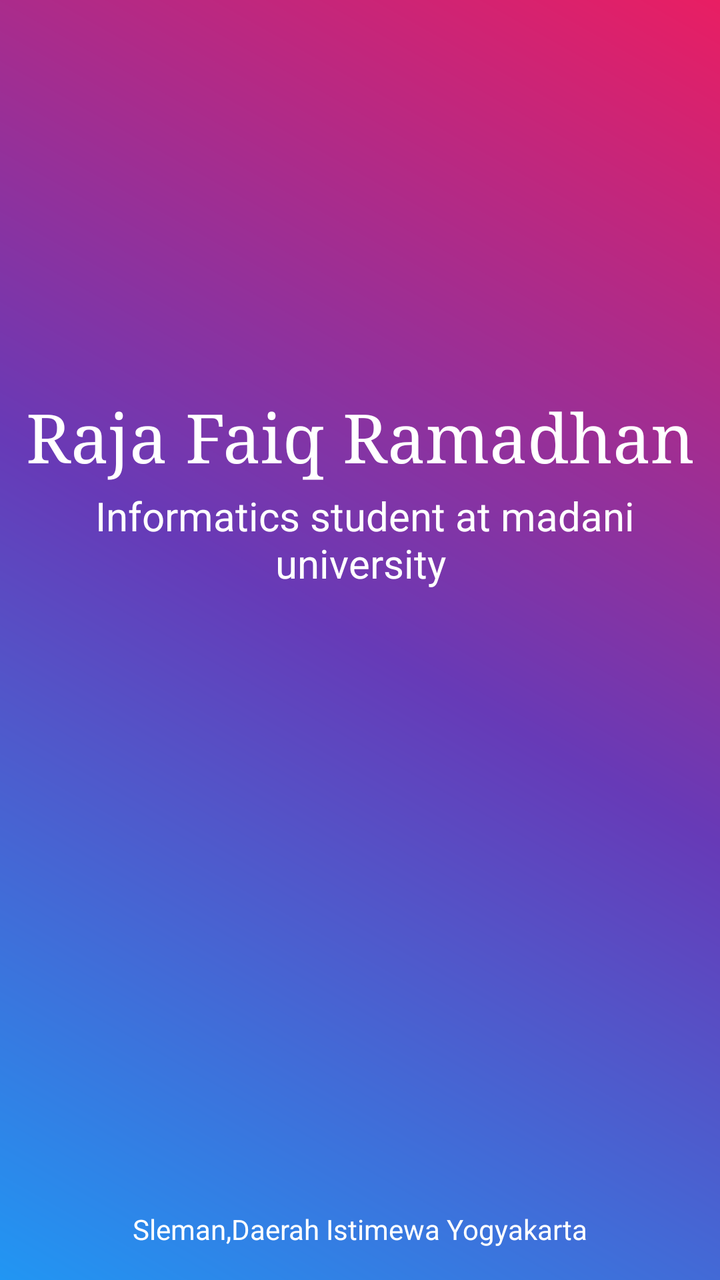
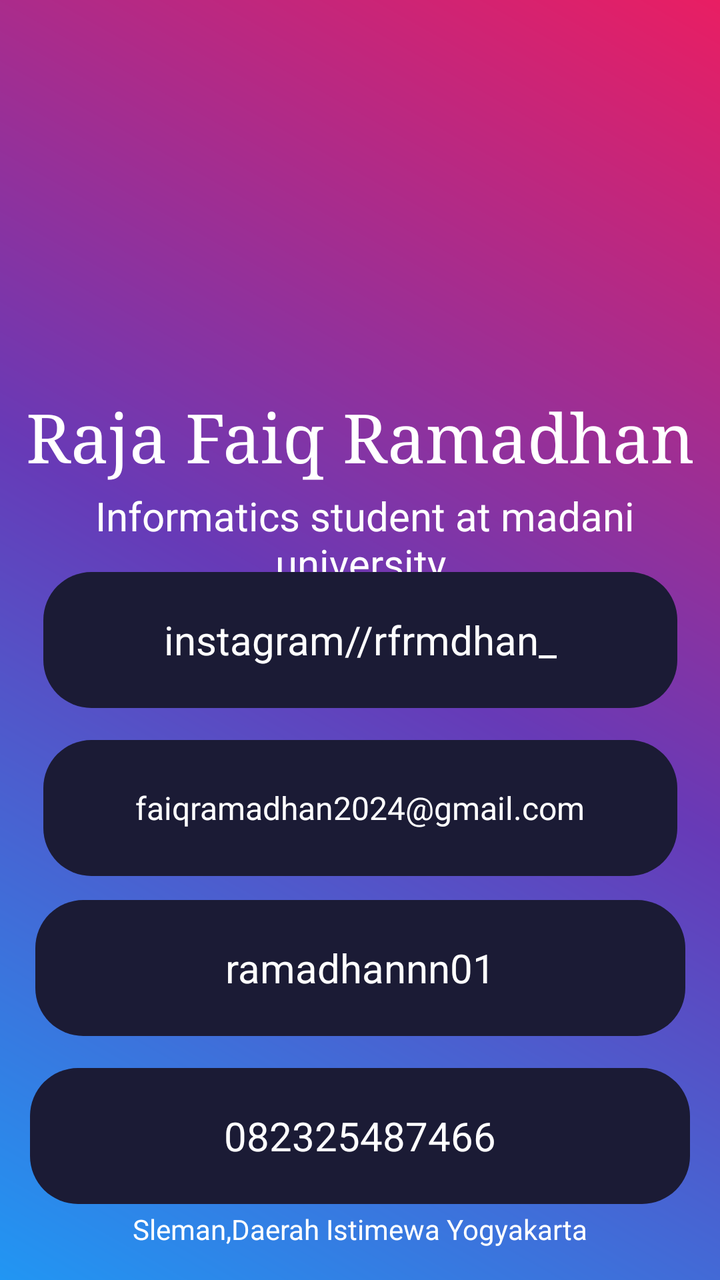

The first picture is an Android layout as it rendered before a commit; the second is the same layout after the commit. The layout source and the unified diff follow.
<!-- AndroidManifest.xml: application theme Theme.BiodataDiri -->
<!-- res/layout/activity_main.xml -->
<?xml version="1.0" encoding="utf-8"?>
<androidx.constraintlayout.widget.ConstraintLayout xmlns:android="http://schemas.android.com/apk/res/android"
    xmlns:app="http://schemas.android.com/apk/res-auto"
    xmlns:tools="http://schemas.android.com/tools"
    android:id="@+id/main"
    android:layout_width="match_parent"
    android:layout_height="match_parent"
    android:background="@drawable/bg_gradient"
    tools:context=".MainActivity">

    <TextView
        android:id="@+id/textView"
        android:layout_width="wrap_content"
        android:layout_height="wrap_content"
        android:layout_marginTop="196dp"
        android:fontFamily="serif"
        android:text="Raja Faiq Ramadhan"
        android:textColor="@color/white"
        android:textSize="34sp"
        app:layout_constraintEnd_toEndOf="parent"
        app:layout_constraintStart_toStartOf="parent"
        app:layout_constraintTop_toTopOf="parent" />

    <TextView
        android:id="@+id/textView2"
        android:layout_width="wrap_content"
        android:layout_height="wrap_content"
        android:layout_marginTop="4dp"
        android:gravity="center"
        android:text=" Informatics student at madani university"
        android:textColor="@color/white"
        android:textSize="20sp"
        app:layout_constraintEnd_toEndOf="parent"
        app:layout_constraintStart_toStartOf="parent"
        app:layout_constraintTop_toBottomOf="@+id/textView" />

    <TextView
        android:id="@+id/textView5"
        android:layout_width="wrap_content"
        android:layout_height="wrap_content"
        android:layout_marginBottom="16dp"
        android:text="Sleman,Daerah Istimewa Yogyakarta"
        android:textColor="@color/white"
        app:layout_constraintBottom_toBottomOf="parent"
        app:layout_constraintEnd_toEndOf="parent"
        app:layout_constraintStart_toStartOf="parent" />

    <ImageView
        android:id="@+id/imageView4"
        android:layout_width="50dp"
        android:layout_height="50dp"
        android:layout_marginStart="23dp"
        android:layout_marginTop="21dp"
        android:layout_marginEnd="49dp"
        android:layout_marginBottom="389dp"
        android:contentDescription="Instagram"
        android:src="@drawable/instagram"
        app:layout_constraintBottom_toBottomOf="parent"
        app:layout_constraintEnd_toStartOf="@+id/imageView"
        app:layout_constraintStart_toStartOf="parent"
        app:layout_constraintTop_toBottomOf="@+id/textView2" />

    <ImageView
        android:id="@+id/imageView"
        android:layout_width="50dp"
        android:layout_height="50dp"
        android:layout_marginTop="20dp"
        android:layout_marginEnd="68dp"
        android:layout_marginBottom="354dp"
        android:contentDescription="github"
        android:src="@drawable/github"
        app:layout_constraintBottom_toTopOf="@+id/textView5"
        app:layout_constraintEnd_toStartOf="@+id/imageView2"
        app:layout_constraintTop_toBottomOf="@+id/textView2"
        tools:ignore="MissingConstraints" />

    <ImageView
        android:id="@+id/imageView2"
        android:layout_width="50dp"
        android:layout_height="50dp"
        android:layout_marginTop="20dp"
        android:layout_marginEnd="51dp"
        android:layout_marginBottom="354dp"
        android:contentDescription="whatsapp"
        android:src="@drawable/whatsapp"
        app:layout_constraintBottom_toTopOf="@+id/textView5"
        app:layout_constraintEnd_toStartOf="@+id/imageView3"
        app:layout_constraintTop_toBottomOf="@+id/textView2" />

    <ImageView
        android:id="@+id/imageView3"
        android:layout_width="50dp"
        android:layout_height="50dp"
        android:layout_marginTop="20dp"
        android:layout_marginEnd="20dp"
        android:layout_marginBottom="389dp"
        android:contentDescription="tiktok"
        android:src="@drawable/tiktok"
        app:layout_constraintBottom_toBottomOf="parent"
        app:layout_constraintEnd_toEndOf="parent"
        app:layout_constraintTop_toBottomOf="@+id/textView2" />


</androidx.constraintlayout.widget.ConstraintLayout>
<!-- resources referenced by this layout -->
<resources>
  <color name="white">#FFFFFFFF</color>
  <!-- drawable bg_gradient (drawable) -->
  <?xml version="1.0" encoding="utf-8"?>
  <shape xmlns:android="http://schemas.android.com/apk/res/android"
      android:shape="rectangle">
  
      <gradient
          android:startColor="#2196F3"
          android:centerColor="#673AB7"
          android:endColor="#E91E63"
          android:angle="45"
          android:type="linear" />
  
  </shape>
  <!-- drawable github: png bitmap (drawable, 15311 bytes) -->
  <!-- drawable instagram: png bitmap (drawable, 18166 bytes) -->
  <!-- drawable tiktok: png bitmap (drawable, 14180 bytes) -->
  <!-- drawable whatsapp: png bitmap (drawable, 17491 bytes) -->
  <style name="Theme.BiodataDiri" parent="Base.Theme.BiodataDiri" />
  <style name="Base.Theme.BiodataDiri" parent="Theme.Material3.DayNight.NoActionBar">
          
          
      </style>
</resources>

<!-- the commit's change to res/layout/activity_main.xml (unified diff, before → after) -->
@@ -100,5 +100,64 @@
         app:layout_constraintEnd_toEndOf="parent"
         app:layout_constraintTop_toBottomOf="@+id/textView2" />
 
+    <TextView
+        android:id="@+id/textView3"
+        android:layout_width="317dp"
+        android:layout_height="68dp"
+        android:layout_marginTop="28dp"
+        android:background="@drawable/bg_card"
+        android:gravity="center"
+        android:text="instagram//rfrmdhan_"
+        android:textColor="@color/white"
+        android:textSize="20sp"
+        app:layout_constraintEnd_toEndOf="parent"
+        app:layout_constraintStart_toStartOf="parent"
+        app:layout_constraintTop_toBottomOf="@+id/imageView" />
+
+    <TextView
+        android:id="@+id/textView3"
+        android:layout_width="317dp"
+        android:layout_height="68dp"
+        android:layout_marginTop="112dp"
+        android:background="@drawable/bg_card"
+        android:gravity="center"
+        android:text="faiqramadhan2024@gmail.com"
+        android:textColor="@color/white"
+        android:textSize="16sp"
+        app:layout_constraintBottom_toTopOf="@+id/textView5"
+        app:layout_constraintEnd_toEndOf="parent"
+        app:layout_constraintStart_toStartOf="parent"
+        app:layout_constraintTop_toBottomOf="@+id/imageView"
+        app:layout_constraintVertical_bias="0.0" />
+
+    <TextView
+        android:id="@+id/textView3"
+        android:layout_width="325dp"
+        android:layout_height="68dp"
+        android:layout_marginTop="192dp"
+        android:background="@drawable/bg_card"
+        android:gravity="center"
+        android:text="ramadhannn01"
+        android:textColor="@color/white"
+        android:textSize="20sp"
+        app:layout_constraintEnd_toEndOf="parent"
+        app:layout_constraintStart_toStartOf="parent"
+        app:layout_constraintTop_toBottomOf="@+id/imageView" />
+
+    <TextView
+        android:id="@+id/textView3"
+        android:layout_width="330dp"
+        android:layout_height="68dp"
+        android:layout_marginTop="276dp"
+        android:background="@drawable/bg_card"
+        android:gravity="center"
+        android:text="082325487466"
+        android:textColor="@color/white"
+        android:textSize="20sp"
+        app:layout_constraintEnd_toEndOf="parent"
+        app:layout_constraintHorizontal_bias="0.5"
+        app:layout_constraintStart_toStartOf="parent"
+        app:layout_constraintTop_toBottomOf="@+id/imageView" />
+
 
 </androidx.constraintlayout.widget.ConstraintLayout>
<!-- resource entries referenced after the edit -->
@@ -1,6 +1,13 @@
 <!-- resources referenced by this layout -->
 <resources>
   <color name="white">#FFFFFFFF</color>
+  <!-- drawable bg_card (drawable) -->
+  <?xml version="1.0" encoding="utf-8"?>
+  <shape xmlns:android="http://schemas.android.com/apk/res/android">
+      <solid android:color="#1B1B35" />
+      <corners android:radius="24dp" />
+  
+  </shape>
   <!-- drawable bg_gradient (drawable) -->
   <?xml version="1.0" encoding="utf-8"?>
   <shape xmlns:android="http://schemas.android.com/apk/res/android"
